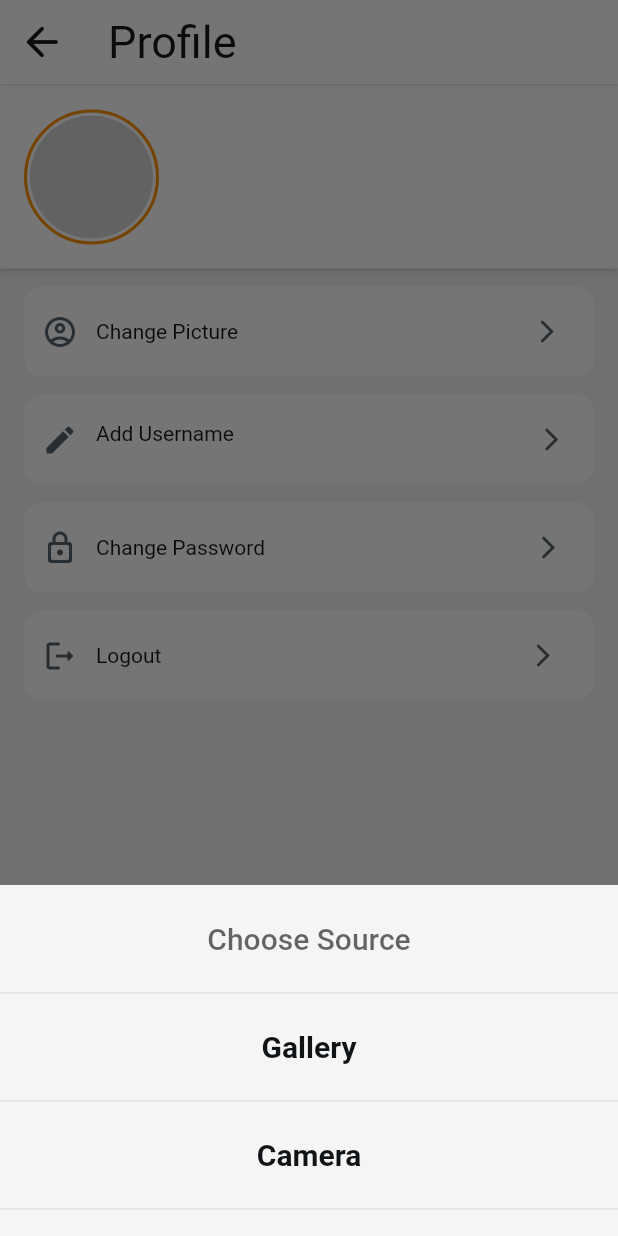
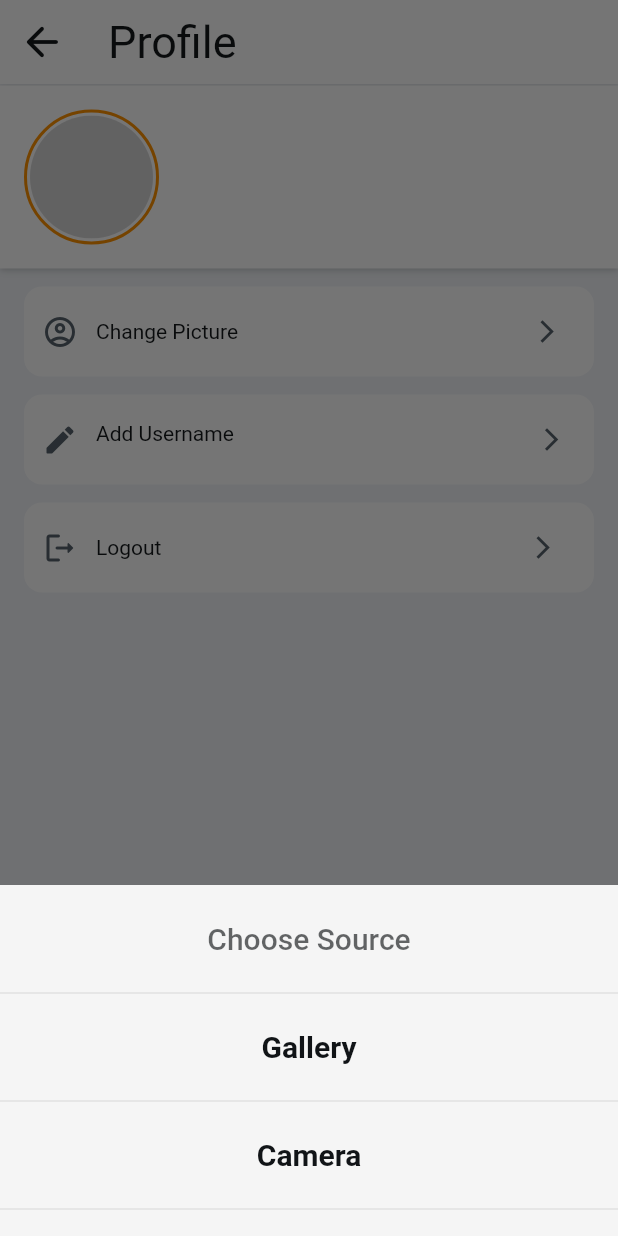
Before and after one commit to RubenWasHere/Balance, a Flutter app: the ProfileWidget screen opened by its route, after a tap on "Change Picture", on a phone screen of 412 x 824 dp. Run offline on Flutter 3.47's test engine with Material 2 defaults, Android fonts, the phone set to English and light mode, and no system bars; drawn by our look-alikes of cached_network_image; our stand-ins replace auto_size_text, cloud_firestore, easy_debounce, file_picker, firebase_auth, firebase_core and 15 more; missing offline and left inert: json_path, mime_type; accounts and stored records are empty; network calls fail; Roboto replaces fonts that are missing (Readex Pro).

Commit message:
Added splash animation screen and app icon, removed change password in profiles settings.

```diff
--- a/lib/flutter_flow/nav/nav.dart
+++ b/lib/flutter_flow/nav/nav.dart
@@ -304,15 +304,11 @@ class FFRoute {
                 )
               : builder(context, ffParams);
           final child = appStateNotifier.loading
-              ? Center(
-                  child: SizedBox(
-                    width: 50.0,
-                    height: 50.0,
-                    child: CircularProgressIndicator(
-                      valueColor: AlwaysStoppedAnimation<Color>(
-                        FlutterFlowTheme.of(context).primary,
-                      ),
-                    ),
+              ? Container(
+                  color: Colors.transparent,
+                  child: Image.asset(
+                    'assets/images/Untitled_design.gif',
+                    fit: BoxFit.contain,
                   ),
                 )
               : page;
--- a/lib/profile/profile_widget.dart
+++ b/lib/profile/profile_widget.dart
@@ -424,50 +424,6 @@ class _ProfileWidgetState extends State<ProfileWidget> {
               ),
               Padding(
                 padding: EdgeInsetsDirectional.fromSTEB(16.0, 12.0, 16.0, 0.0),
-                child: Container(
-                  width: double.infinity,
-                  height: 60.0,
-                  decoration: BoxDecoration(
-                    color: FlutterFlowTheme.of(context).secondaryBackground,
-                    borderRadius: BorderRadius.circular(12.0),
-                  ),
-                  child: Padding(
-                    padding:
-                        EdgeInsetsDirectional.fromSTEB(12.0, 12.0, 12.0, 12.0),
-                    child: Row(
-                      mainAxisSize: MainAxisSize.max,
-                      children: [
-                        Icon(
-                          Icons.lock_outline_rounded,
-                          color: FlutterFlowTheme.of(context).secondaryText,
-                          size: 24.0,
-                        ),
-                        Padding(
-                          padding: EdgeInsetsDirectional.fromSTEB(
-                              12.0, 0.0, 0.0, 0.0),
-                          child: Text(
-                            'Change Password',
-                            textAlign: TextAlign.start,
-                            style: FlutterFlowTheme.of(context).bodyLarge,
-                          ),
-                        ),
-                        Expanded(
-                          child: Align(
-                            alignment: AlignmentDirectional(0.9, 0.0),
-                            child: Icon(
-                              Icons.arrow_forward_ios,
-                              color: FlutterFlowTheme.of(context).secondaryText,
-                              size: 18.0,
-                            ),
-                          ),
-                        ),
-                      ],
-                    ),
-                  ),
-                ),
-              ),
-              Padding(
-                padding: EdgeInsetsDirectional.fromSTEB(16.0, 12.0, 16.0, 0.0),
                 child: InkWell(
                   splashColor: Colors.transparent,
                   focusColor: Colors.transparent,
```
Also changed, not shown: pubspec.yaml (+9 -0 lines), assets/images/Untitled_design.gif (added), assets/images/app_launcher_icon.png (added), 1 other file.
